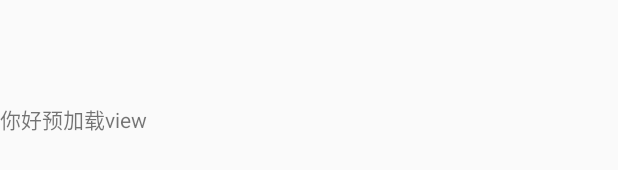
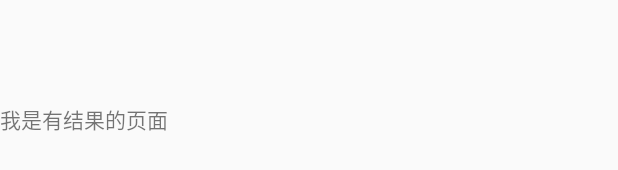
Before and after one commit to lifuhai/androidXUtils, an Android app: the layout fragment_car.xml on its own in the app's theme, with its tools: preview values and no code run, on a phone screen of 412 x 824 dp. Shown: the part 499-669 px from the top of the screen. Run offline under Robolectric (Android 15) with nearby library versions, the phone set to English and light mode, and no system bars.

Commit message:
mvp更新+优化

```diff
--- a/First/src/main/java/com/lfh/first/fragment/CarFragmet.java
+++ b/First/src/main/java/com/lfh/first/fragment/CarFragmet.java
@@ -61,7 +61,7 @@ public class CarFragmet extends BaseMvpFragment<MainPresenter>implements  BaseVi
         view.findViewById(R.id.tv_text).setOnClickListener(new View.OnClickListener() {
             @Override
             public void onClick(View v) {
-                mVaryViewHelper.showEmptyView("哈哈哈哈");
+                mVaryViewHelper.showEmptyView("哈哈哈哈我是空view");
             }
         });
     }
--- a/First/src/main/res/layout/fragment_car.xml
+++ b/First/src/main/res/layout/fragment_car.xml
@@ -20,7 +20,7 @@
         <TextView
             android:id="@+id/tv_text"
             android:layout_width="match_parent"
-            android:text="你好预加载view"
+            android:text="我是有结果的页面"
             android:gravity="center_vertical"
             android:layout_height="match_parent"></TextView>
 
```
